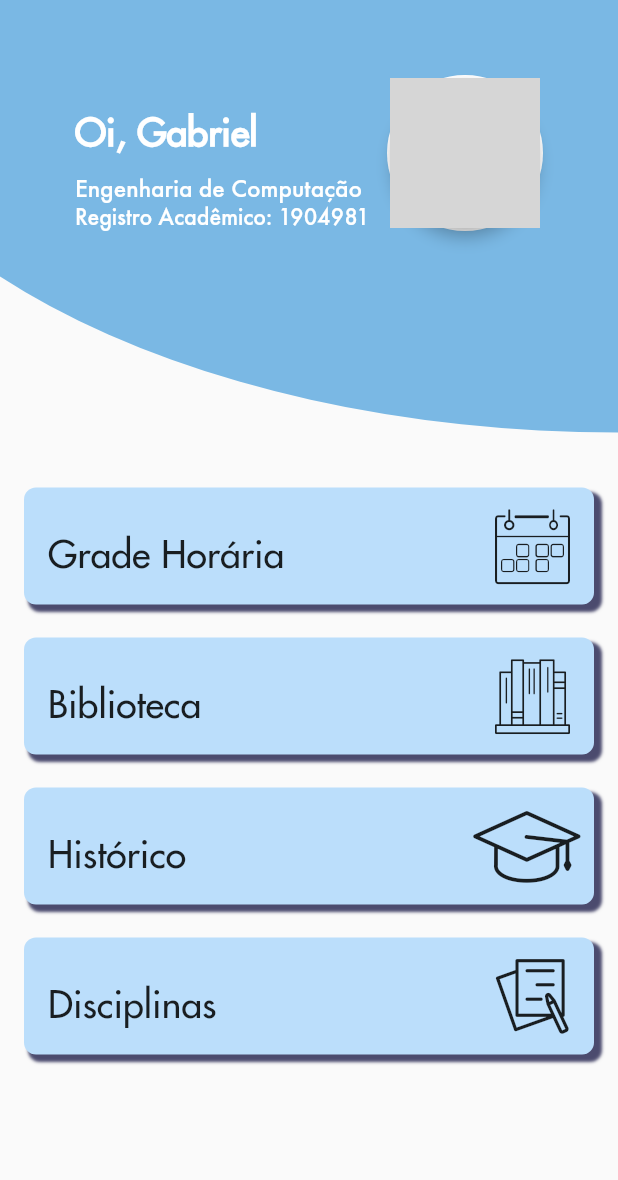
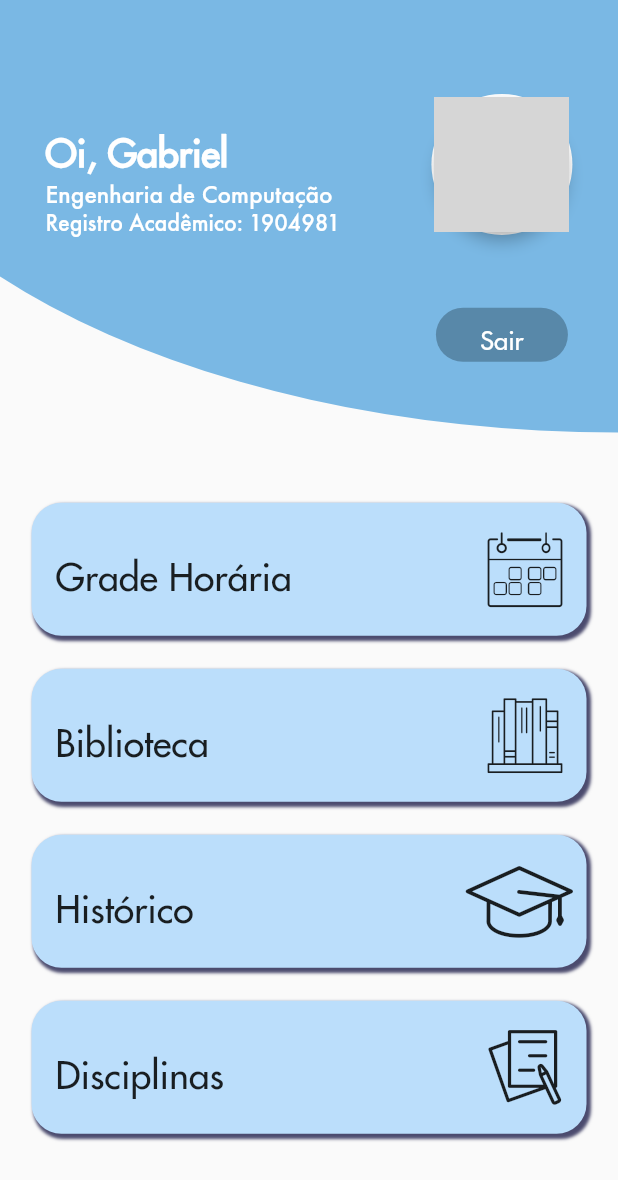
Before and after one commit to GabrielFrizzo/Cefetapp, a Flutter app: the screen it shows after launch, on a phone screen of 412 x 824 dp. Shown: the top 1180 px of the screen. Run offline on Flutter 3.47's test engine with Material 2 defaults, Android fonts, the phone set to English and light mode, and no system bars; network calls fail; grey boxes are pictures that could not be loaded.

Commit message:
add add exit button

```diff
--- a/mob_flutter/cefetapp/lib/home_button.dart
+++ b/mob_flutter/cefetapp/lib/home_button.dart
@@ -20,21 +20,21 @@ class HomeButton extends StatelessWidget {
     return Container(
       padding: EdgeInsets.all(1),
       margin: EdgeInsets.symmetric(vertical: 10),
-      height: 80,
+      height: MediaQuery.of(context).size.height * 0.11,
       decoration: BoxDecoration(
-        borderRadius: BorderRadius.circular(8),
+        borderRadius: BorderRadius.circular(20),
         boxShadow: [
           BoxShadow(
             color: Color.fromRGBO(0, 0, 50, 0.7),
-            offset: Offset(4, 4),
-            blurRadius: 1.0,
+            offset: Offset(2, 2),
+            blurRadius: 1,
           ),
         ],
       ),
       child: RaisedButton(
         color: Theme.of(context).primaryColorLight,
         shape: RoundedRectangleBorder(
-          borderRadius: BorderRadius.circular(8),
+          borderRadius: BorderRadius.circular(20),
         ),
         onPressed: () {},
         elevation: 0,
--- a/mob_flutter/cefetapp/lib/home_page.dart
+++ b/mob_flutter/cefetapp/lib/home_page.dart
@@ -17,19 +17,18 @@ class MyHomePage extends StatelessWidget {
             child: Container(),
             painter: HomePainter(),
           ),
+          Stack(
+            children: <Widget>[
+              FractionallySizedBox(
+                heightFactor: 0.3,
+                child: Row(
+                  mainAxisAlignment: MainAxisAlignment.spaceAround,
+                  children: <Widget>[
                     Column(
-            children: <Widget>[
-              Container(
-                margin: const EdgeInsets.all(50),
-                child: Row(
-                  children: <Widget>[
-                    Expanded(
-                      child: Column(
+                      mainAxisAlignment: MainAxisAlignment.center,
                       crossAxisAlignment: CrossAxisAlignment.start,
                       children: <Widget>[
-                          Container(
-                            padding: EdgeInsets.symmetric(vertical: 25),
-                            child: Text(
+                        Text(
                           'Oi, Gabriel',
                           style: TextStyle(
                             fontSize: 25,
@@ -37,11 +36,10 @@ class MyHomePage extends StatelessWidget {
                             color: _headTxtColor,
                           ),
                         ),
-                          ),
+                        SizedBox(height: 15),
                         Text(
                           'Engenharia de Computação',
-                            style:
-                                TextStyle(color: _headTxtColor, fontSize: 17),
+                          style: TextStyle(color: _headTxtColor, fontSize: 17),
                         ),
                         Text(
                           'Registro Acadêmico: 1904981',
@@ -53,9 +51,13 @@ class MyHomePage extends StatelessWidget {
                         ),
                       ],
                     ),
-                    ),
-                    CircleAvatar(
-                      radius: 52,
+                    Column(
+                      mainAxisAlignment: MainAxisAlignment.center,
+                      children: <Widget>[
+                        SizedBox(height: 20),
+                        Expanded(
+                          child: CircleAvatar(
+                            radius: 47,
                             backgroundColor: Colors.white,
                             child: Material(
                               elevation: 4.0,
@@ -65,10 +67,9 @@ class MyHomePage extends StatelessWidget {
                               child: Ink.image(
                                 image: NetworkImage(
                                     'https://avatars2.githubusercontent.com/u/34910470?s=400&u=522442f28ae28b8e12dd27f93291dbfbc6ca4e39&v=4'),
-                          padding: EdgeInsets.all(5),
                                 fit: BoxFit.cover,
-                          width: 100,
-                          height: 100,
+                                width: 90,
+                                height: 90,
                                 child: InkWell(
                                   onTap: () {
                                     print('asasd');
@@ -77,13 +78,29 @@ class MyHomePage extends StatelessWidget {
                               ),
                             ),
                           ),
+                        ),
+                        // SizedBox(height: 30),
+                        FlatButton(
+                          color: Color(0xA0446B86),
+                          shape: RoundedRectangleBorder(
+                              borderRadius: BorderRadius.circular(20)),
+                          child: Text(
+                            'Sair',
+                            style:
+                                TextStyle(color: _headTxtColor, fontSize: 17),
+                          ),
+                          onPressed: () {},
+                        ),
+                      ],
+                    ),
                   ],
                 ),
               ),
-              Expanded(
-                child: Padding(
-                  padding: const EdgeInsets.symmetric(horizontal: 15),
+              Container(
+                alignment: Alignment(0, 0.7),
+                margin: EdgeInsets.symmetric(horizontal: 20),
                 child: Column(
+                  mainAxisSize: MainAxisSize.min,
                   mainAxisAlignment: MainAxisAlignment.center,
                   children: <Widget>[
                     HomeButton(
@@ -104,7 +121,6 @@ class MyHomePage extends StatelessWidget {
                       icon: CefetIcon.paper,
                     ),
                   ],
-                  ),
                 ),
               ),
             ],
--- a/mob_flutter/cefetapp/lib/main.dart
+++ b/mob_flutter/cefetapp/lib/main.dart
@@ -14,6 +14,7 @@ class MyApp extends StatelessWidget {
         fontFamily: 'Futura',
       ),
       home: MyHomePage(title: 'Cefetapp'),
+      debugShowCheckedModeBanner: false,
     );
   }
 }
--- a/mob_flutter/cefetapp/pubspec.yaml
+++ b/mob_flutter/cefetapp/pubspec.yaml
@@ -41,8 +41,8 @@ flutter:
   uses-material-design: true
 
   # To add assets to your application, add an assets section, like this:
-  assets:
-   - assets/blueCircle.png
+  # assets:
+  #  - assets/blueCircle.png
 
   # An image asset can refer to one or more resolution-specific "variants", see
   # https://flutter.dev/assets-and-images/#resolution-aware.
```
Lines whose indentation alone changed are shown as unchanged.
